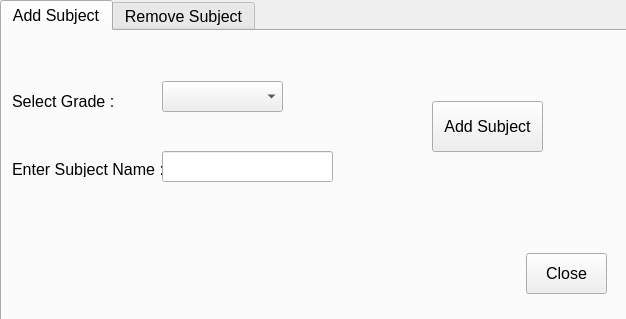
Qt form subjectmanage.ui (dkithmal/BinduProjectTeacher) before a commit.
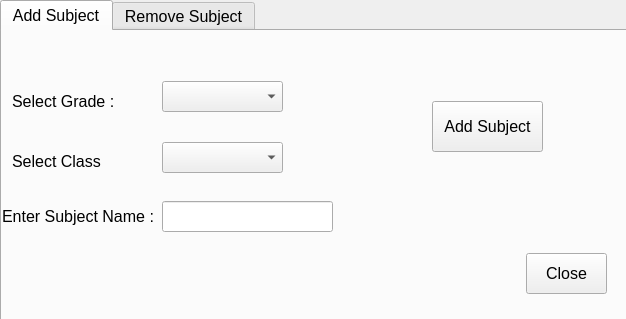
The same form after that commit. The open tabs and pages were chosen to show the change.

```diff
--- a/subjectmanage.ui
+++ b/subjectmanage.ui
@@ -73,10 +73,10 @@
     <widget class="QLabel" name="label_2">
      <property name="geometry">
       <rect>
-       <x>10</x>
-       <y>130</y>
+       <x>0</x>
+       <y>175</y>
        <width>161</width>
-       <height>16</height>
+       <height>21</height>
       </rect>
      </property>
      <property name="text">
@@ -87,7 +87,7 @@
      <property name="geometry">
       <rect>
        <x>160</x>
-       <y>120</y>
+       <y>170</y>
        <width>171</width>
        <height>31</height>
       </rect>
@@ -106,6 +106,29 @@
       <string>Add Subject</string>
      </property>
     </widget>
+    <widget class="QLabel" name="label_5">
+     <property name="geometry">
+      <rect>
+       <x>10</x>
+       <y>120</y>
+       <width>101</width>
+       <height>21</height>
+      </rect>
+     </property>
+     <property name="text">
+      <string>Select Class</string>
+     </property>
+    </widget>
+    <widget class="QComboBox" name="cBSelectClass">
+     <property name="geometry">
+      <rect>
+       <x>160</x>
+       <y>111</y>
+       <width>121</width>
+       <height>31</height>
+      </rect>
+     </property>
+    </widget>
    </widget>
    <widget class="QWidget" name="tab_2">
     <attribute name="title">
```
Left out of the diff: 27 changed lines with no effect on the pictures.
